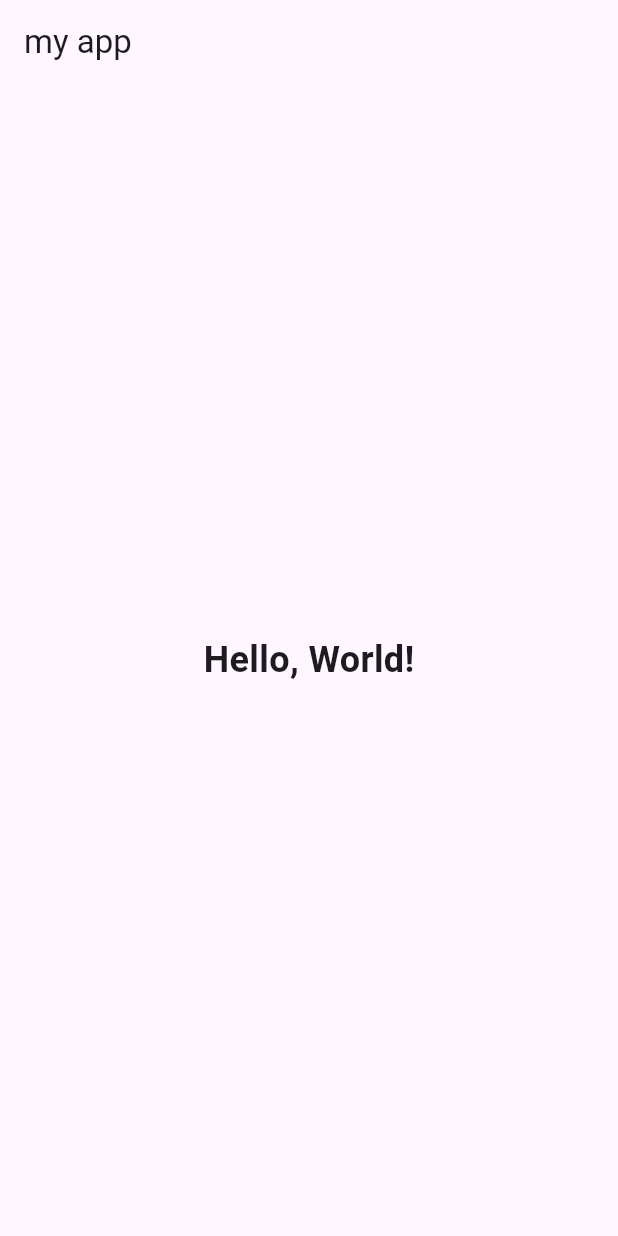
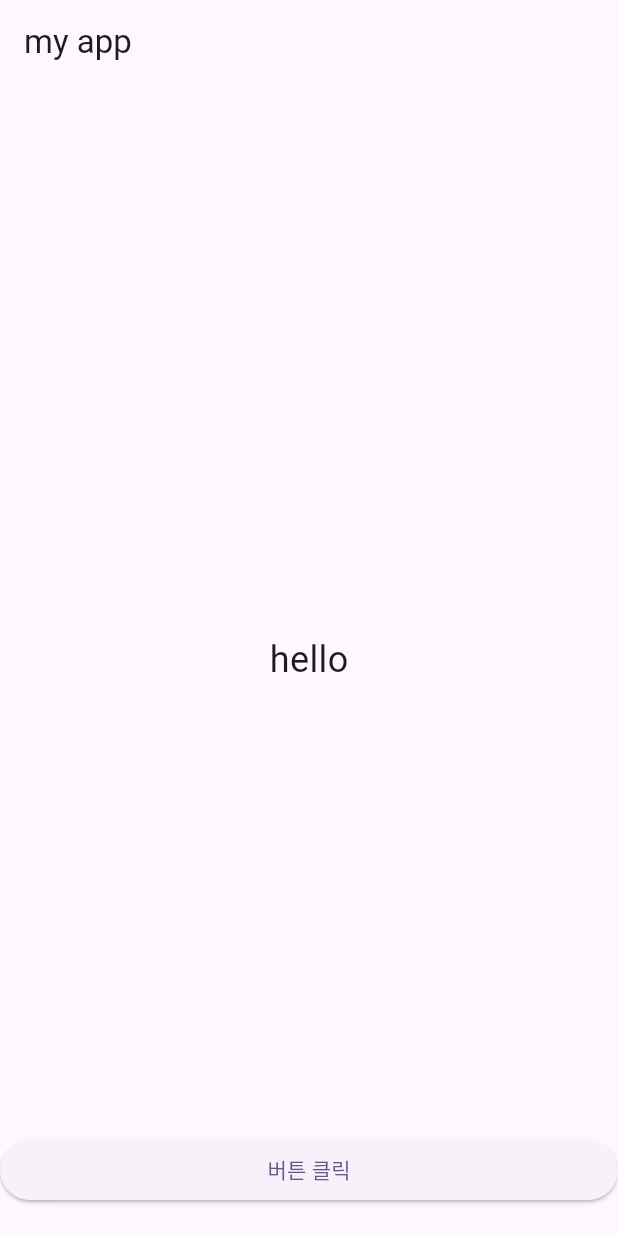
Before and after one commit to izuna69/app, a Flutter app: the screen it shows after launch, on a phone screen of 412 x 824 dp. Run offline on Flutter 3.47's test engine with Material 3 defaults, Android fonts, the phone set to English and light mode, and no system bars.

Commit message:
20250321 dart의 기본구조배우기

```diff
--- a/lib/main.dart
+++ b/lib/main.dart
@@ -28,11 +28,44 @@ class MyHomePage extends StatelessWidget {
       appBar: AppBar(
         title: const Text('my app'),
       ),
-      body: const Center(
-        child: Text(
-          'Hello, World!',
-          style: TextStyle(fontSize: 24, fontWeight: FontWeight.bold),
-        ),
+      body: Stack(
+        children: <Widget>[
+          const Center(
+            child: Text(
+              'hello',
+              style: TextStyle(fontSize: 24),
+            ),
+          ),
+          Positioned(
+            bottom: 20,
+            left: 0,
+            right: 0,
+            child: ElevatedButton(
+              onLongPress: () {
+                showDialog(
+                  context: context,
+                  builder: (BuildContext context) {
+                    return AlertDialog(
+                      title: const Text('버튼 클릭됨'),
+                      actions: <Widget>[
+                        TextButton(
+                          onPressed: () {
+                            Navigator.of(context).pop();
+                          },
+                          child: const Text('닫기'),
+                        ),
+                      ],
+                    );
+                  },
+                );
+              },
+              onPressed: () {
+                // 버튼 클릭 시의 행동을 정의할 수 있음 (현재는 비어 있음)
+              },
+              child: const Text('버튼 클릭'),
+            ),
+          ),
+        ],
       ),
     );
   }
```
Also changed, not shown: 2 other files.
